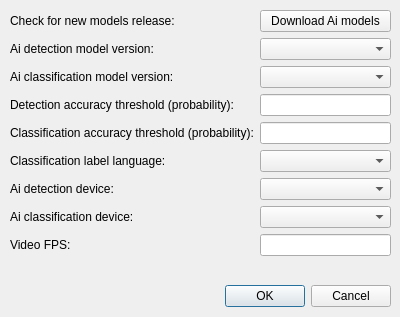
Above: wadas/ui/qt/configure_ai_model.ui from wadas-project/WADAS before the change. Below: the same form after it.
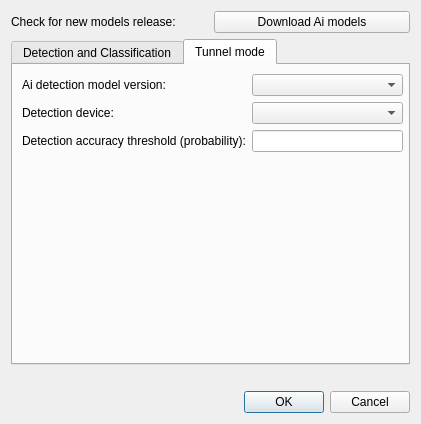
That is the form after the change. The open tabs and pages were chosen to show the change.

Commit message: refactored Ai configuration dialog to detail tunnel mode specific config

```diff
--- a/wadas/ui/qt/configure_ai_model.ui
+++ b/wadas/ui/qt/configure_ai_model.ui
@@ -6,29 +6,37 @@
    <rect>
     <x>0</x>
     <y>0</y>
-    <width>400</width>
-    <height>317</height>
+    <width>421</width>
+    <height>424</height>
    </rect>
   </property>
   <property name="windowTitle">
    <string>Configure Ai model</string>
   </property>
-  <widget class="QDialogButtonBox" name="buttonBox">
-   <property name="geometry">
-    <rect>
-     <x>10</x>
-     <y>280</y>
-     <width>381</width>
-     <height>32</height>
-    </rect>
-   </property>
-   <property name="orientation">
-    <enum>Qt::Orientation::Horizontal</enum>
-   </property>
-   <property name="standardButtons">
-    <set>QDialogButtonBox::StandardButton::Cancel|QDialogButtonBox::StandardButton::Ok</set>
-   </property>
-  </widget>
+  <layout class="QGridLayout" name="gridLayout_2">
+   <item row="0" column="0">
+    <widget class="QLabel" name="label_7">
+     <property name="text">
+      <string>Check for new models release:</string>
+     </property>
+    </widget>
+   </item>
+   <item row="0" column="1">
+    <widget class="QPushButton" name="pushButton_download_models">
+     <property name="text">
+      <string>Download Ai models</string>
+     </property>
+    </widget>
+   </item>
+   <item row="1" column="0" colspan="2">
+    <widget class="QTabWidget" name="tabWidget">
+     <property name="currentIndex">
+      <number>0</number>
+     </property>
+     <widget class="QWidget" name="tab">
+      <attribute name="title">
+       <string>Detection and Classification</string>
+      </attribute>
   <widget class="QWidget" name="gridLayoutWidget">
    <property name="geometry">
     <rect>
@@ -115,65 +123,106 @@
     <item row="6" column="1">
      <widget class="QComboBox" name="comboBox_detection_dev"/>
     </item>
-    <item row="1" column="1">
-     <widget class="QComboBox" name="comboBox_detection_model_version"/>
-    </item>
+        <item row="4" column="1">
+         <widget class="QLineEdit" name="lineEdit_classificationThreshold">
+          <property name="toolTip">
+           <string>Min classification probability to trigger notification.</string>
+          </property>
+         </widget>
+        </item>
+        <item row="6" column="0">
+         <widget class="QLabel" name="label_2">
+          <property name="toolTip">
+           <string>Device on which detection processing will run</string>
+          </property>
+          <property name="text">
+           <string>Ai detection device:</string>
+          </property>
+         </widget>
+        </item>
+       </layout>
+      </widget>
+     </widget>
+     <widget class="QWidget" name="tab_2">
+      <attribute name="title">
+       <string>Tunnel mode</string>
+      </attribute>
+      <widget class="QWidget" name="gridLayoutWidget_2">
+       <property name="geometry">
+        <rect>
+         <x>9</x>
+         <y>9</y>
+         <width>381</width>
+         <height>291</height>
+        </rect>
+       </property>
+       <layout class="QGridLayout" name="gridLayout_3">
     <item row="2" column="0">
-     <widget class="QLabel" name="label_6">
-      <property name="toolTip">
-       <string>Select version of Ai classification model</string>
-      </property>
+         <widget class="QLabel" name="label_10">
       <property name="text">
-       <string>Ai classification model version:</string>
+           <string>Detection accuracy threshold (probability):</string>
       </property>
      </widget>
     </item>
-    <item row="1" column="0">
-     <widget class="QLabel" name="label_5">
-      <property name="toolTip">
-       <string>Select version of Ai detection model</string>
-      </property>
+        <item row="0" column="0">
+         <widget class="QLabel" name="label_8">
       <property name="text">
        <string>Ai detection model version:</string>
       </property>
      </widget>
     </item>
+        <item row="1" column="0">
+         <widget class="QLabel" name="label_9">
+          <property name="text">
+           <string>Detection device:</string>
+          </property>
+         </widget>
+        </item>
     <item row="3" column="0">
-     <widget class="QLabel" name="label_detectionThreshold">
-      <property name="toolTip">
-       <string>Min detection probability to trigger notification.</string>
-      </property>
-      <property name="text">
-       <string>Detection accuracy threshold (probability):</string>
-      </property>
-     </widget>
-    </item>
-    <item row="5" column="1">
-     <widget class="QComboBox" name="comboBox_class_lang"/>
-    </item>
-    <item row="9" column="0" colspan="2">
+         <spacer name="verticalSpacer">
+          <property name="orientation">
+           <enum>Qt::Orientation::Vertical</enum>
+          </property>
+          <property name="sizeHint" stdset="0">
+           <size>
+            <width>20</width>
+            <height>40</height>
+           </size>
+          </property>
+         </spacer>
+        </item>
+        <item row="1" column="1">
+         <widget class="QComboBox" name="comboBox_detection_device_tunnel_mode"/>
+        </item>
+        <item row="0" column="1">
+         <widget class="QComboBox" name="comboBox_detection_model_version_tunnel_mode"/>
+        </item>
+        <item row="2" column="1">
+         <widget class="QLineEdit" name="lineEdit_det_treshold_tunnel_mode"/>
+        </item>
+       </layout>
+      </widget>
+     </widget>
+    </widget>
+   </item>
+   <item row="3" column="0" colspan="2">
+    <widget class="QDialogButtonBox" name="buttonBox">
+     <property name="orientation">
+      <enum>Qt::Orientation::Horizontal</enum>
+     </property>
+     <property name="standardButtons">
+      <set>QDialogButtonBox::StandardButton::Cancel|QDialogButtonBox::StandardButton::Ok</set>
+     </property>
+    </widget>
+   </item>
+   <item row="2" column="0" colspan="2">
      <widget class="QLabel" name="label_errorMEssage">
       <property name="text">
        <string/>
       </property>
      </widget>
     </item>
-    <item row="0" column="1">
-     <widget class="QPushButton" name="pushButton_download_models">
-      <property name="text">
-       <string>Download Ai models</string>
-      </property>
-     </widget>
-    </item>
-    <item row="0" column="0">
-     <widget class="QLabel" name="label_7">
-      <property name="text">
-       <string>Check for new models release:</string>
-      </property>
-     </widget>
-    </item>
-   </layout>
-  </widget>
+  </layout>
  </widget>
  <resources/>
  <connections>
```
Left out of the diff: 115 changed lines with no effect on the pictures. Lines whose indentation alone changed are shown as unchanged. The commit also changes 4 other files.
